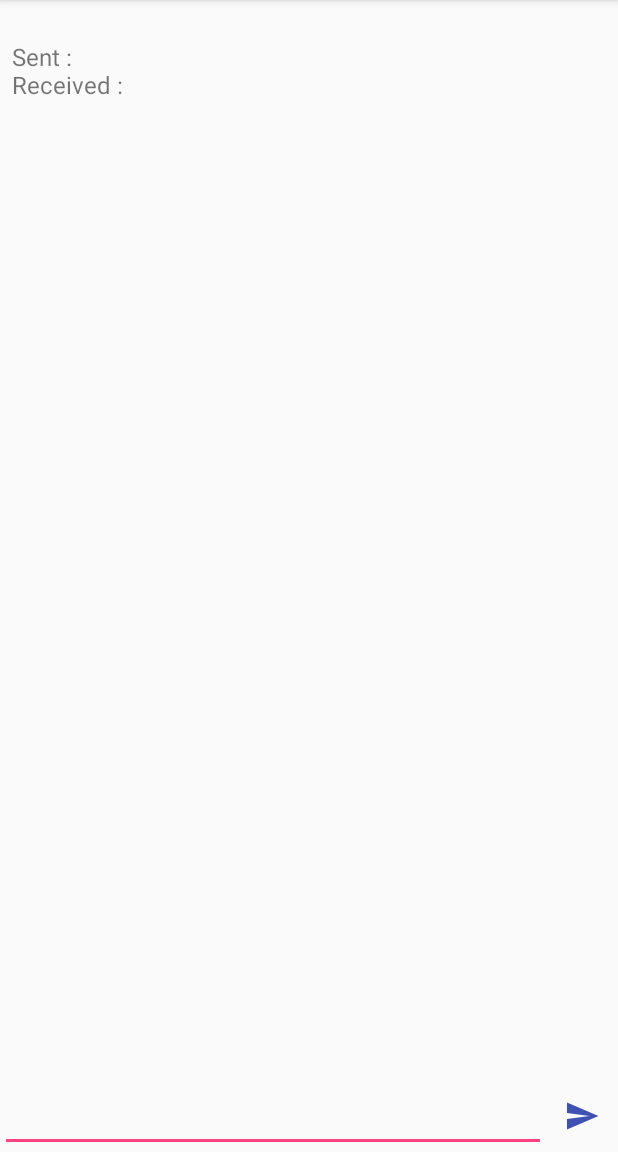
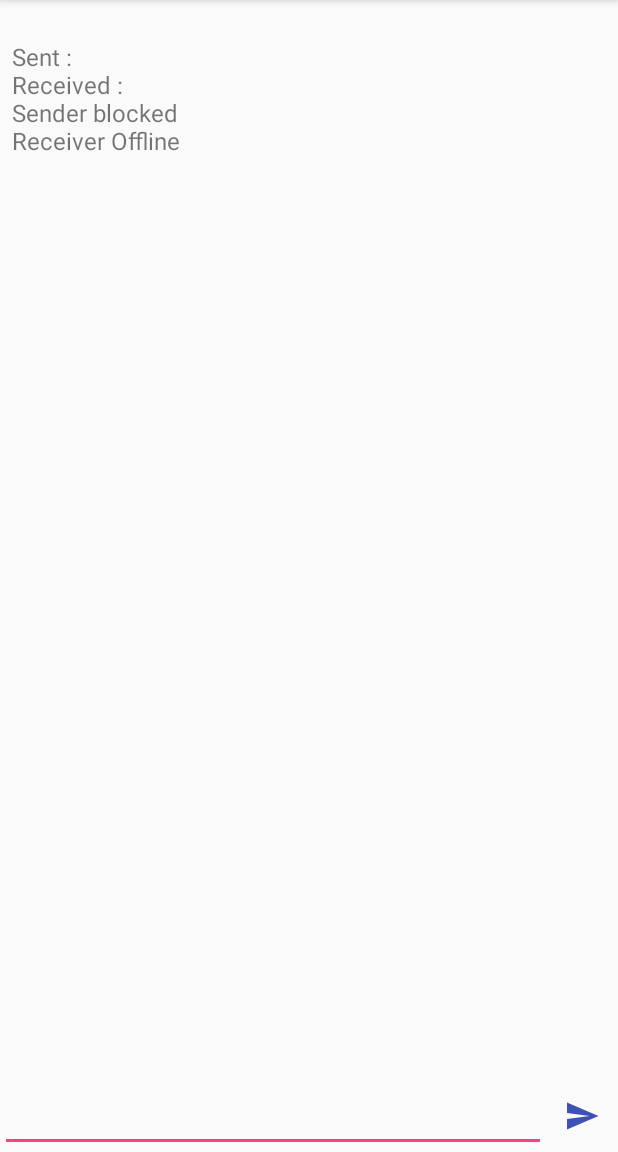
Before and after one commit to Rushi98/GenericChat, an Android app: the screen it shows after launch (ChatActivity), in the options menu, after a tap on "Go Offline", on a phone screen of 412 x 824 dp, the part 84-1236 px from its top. Run offline under Robolectric (Android 15) with nearby library versions, the phone set to English and light mode, and no system bars.

Commit message:
menus are magic

```diff
--- a/app/src/main/java/com/example/genericchat/ChatActivity.java
+++ b/app/src/main/java/com/example/genericchat/ChatActivity.java
@@ -4,6 +4,7 @@ import android.os.Bundle;
 import android.support.v7.app.AppCompatActivity;
 import android.text.method.ScrollingMovementMethod;
 import android.view.Menu;
+import android.view.MenuItem;
 import android.view.View;
 import android.widget.EditText;
 import android.widget.ImageButton;
@@ -15,6 +16,8 @@ public class ChatActivity extends AppCompatActivity {
     private EditText newMessageEt;
     private ImageButton sendMsgBtn;
     private String chatLog = "";
+    private boolean isBlocked = false;
+    private boolean isOffline = false;
     private View.OnClickListener sendBtnClickListener = new View.OnClickListener() {
         @Override
         public void onClick(final View v) {
@@ -58,21 +61,81 @@ public class ChatActivity extends AppCompatActivity {
         return true;
     }
 
-    private void send(String msg) {
-        String event = "Sent : " + msg;
-        log(event);
+    @Override
+    public boolean onOptionsItemSelected(final MenuItem item) {
+        switch (item.getItemId()) {
+            default: {
+                return false;
+            }
+            case R.id.option_abt_sender: {
+                /*noop*/
+                break;
+            }
+            case R.id.option_block_sender: {
+                if (isBlocked) {
+                    // already blocked => unblock now
+                    isBlocked = false;
+                    String event = "Sender unblocked";
+                    log(event);
 
-        // Kartik calling Kartik !
-        receive(msg);
-    }
+                    // change option title
+                    item.setTitle("Block Sender");
+                } else {
+                    // block now
+                    isBlocked = true;
+                    String event = "Sender blocked";
+                    log(event);
 
-    private void receive(String msg) {
-        String event = "Received : " + msg;
-        log(event);
+                    // change option title
+                    item.setTitle("Unblock Sender");
+                }
+                break;
+            }
+            case R.id.option_go_offline: {
+                if (isOffline) {
+                    // already offline => go online
+                    isOffline = false;
+                    String event = "Receiver Online";
+                    log(event);
+
+                    // change option title
+                    item.setTitle("Go Offline");
+                } else {
+                    // go offline
+                    isOffline = true;
+                    String event = "Receiver Offline";
+                    log(event);
+
+                    // change option title
+                    item.setTitle("Go Online");
+                }
+                break;
+            }
+        }
+        return true;
     }
 
     private void log(String event) {
         chatLog += "\n" + event;
         chatLogTv.setText(chatLog);
     }
+
+    private void send(String msg) {
+        if (!isBlocked) {
+            String event = "Sent : " + msg;
+            log(event);
+            // Kartik calling Kartik !
+            receive(msg);
+        } else {
+            String event = "Can't Send : [" + msg + "] You're blocked";
+            log(event);
+        }
+    }
+
+    private void receive(String msg) {
+        if (!isOffline) {
+            String event = "Received : " + msg;
+            log(event);
+        }
+    }
 }
--- a/app/src/main/res/menu/menu_chat.xml
+++ b/app/src/main/res/menu/menu_chat.xml
@@ -1,6 +1,12 @@
 <?xml version="1.0" encoding="utf-8"?>
 <menu xmlns:android="http://schemas.android.com/apk/res/android">
-    <item android:title="About Sender" />
-    <item android:title="Block Sender" />
-    <item android:title="Go Offline" />
+    <item
+        android:id="@+id/option_abt_sender"
+        android:title="About Sender" />
+    <item
+        android:id="@+id/option_block_sender"
+        android:title="Block Sender" />
+    <item
+        android:id="@+id/option_go_offline"
+        android:title="Go Offline" />
 </menu>
```
